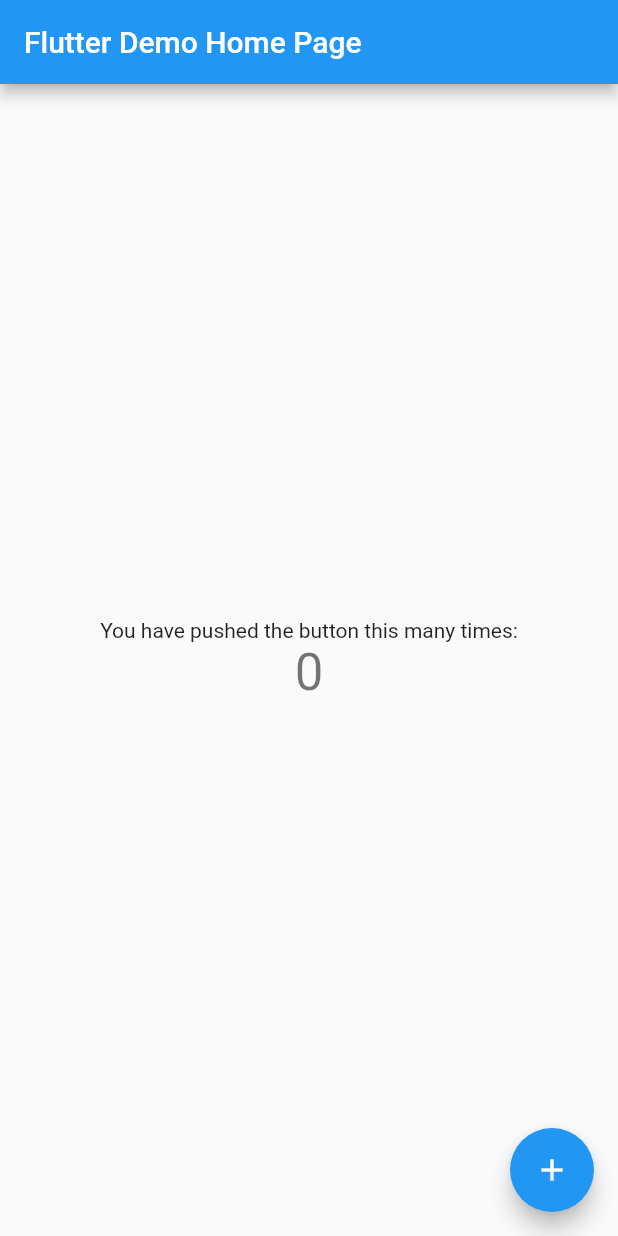
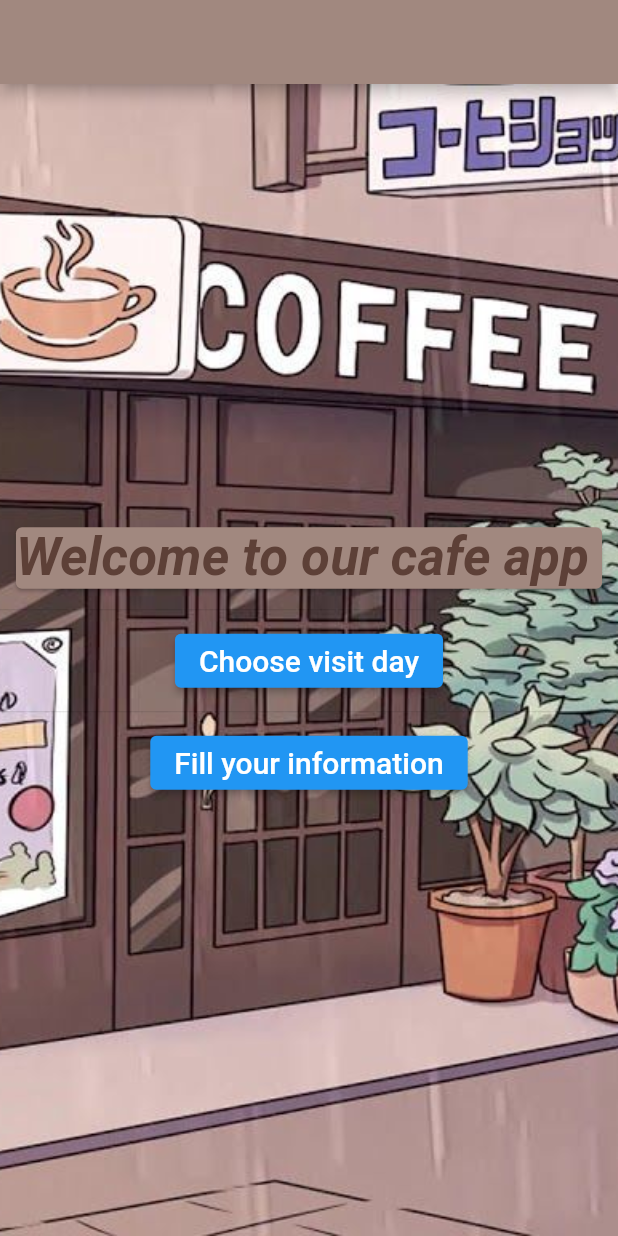
Before and after one commit to Rahafjamal/lap-04, a Flutter app: the screen it shows after launch, on a phone screen of 412 x 824 dp. Run offline on Flutter 3.47's test engine with Material 2 defaults, Android fonts, the phone set to English and light mode, and no system bars.

Commit message:
updated2

```diff
--- a/lib/main.dart
+++ b/lib/main.dart
@@ -1,115 +1,104 @@
 import 'package:flutter/material.dart';
+import 'package:myapp/screenone.dart';
+import 'package:myapp/screentow.dart';
 
 void main() {
-  runApp(const MyApp());
+  runApp(const MaterialApp(
+    home: Myapp(),
+  ));
 }
 
-class MyApp extends StatelessWidget {
-  const MyApp({super.key});
+class Myapp extends StatefulWidget {
+  const Myapp({super.key});
 
-  // This widget is the root of your application.
+  @override
+  State<Myapp> createState() => _MyappState();
+}
+
+class _MyappState extends State<Myapp> {
   @override
   Widget build(BuildContext context) {
-    return MaterialApp(
-      title: 'Flutter Demo',
-      theme: ThemeData(
-        // This is the theme of your application.
-        //
-        // Try running your application with "flutter run". You'll see the
-        // application has a blue toolbar. Then, without quitting the app, try
-        // changing the primarySwatch below to Colors.green and then invoke
-        // "hot reload" (press "r" in the console where you ran "flutter run",
-        // or simply save your changes to "hot reload" in a Flutter IDE).
-        // Notice that the counter didn't reset back to zero; the application
-        // is not restarted.
-        primarySwatch: Colors.blue,
-      ),
-      home: const MyHomePage(title: 'Flutter Demo Home Page'),
-    );
+    return Home();
   }
 }
 
-class MyHomePage extends StatefulWidget {
-  const MyHomePage({super.key, required this.title});
-
-  // This widget is the home page of your application. It is stateful, meaning
-  // that it has a State object (defined below) that contains fields that affect
-  // how it looks.
-
-  // This class is the configuration for the state. It holds the values (in this
-  // case the title) provided by the parent (in this case the App widget) and
-  // used by the build method of the State. Fields in a Widget subclass are
-  // always marked "final".
-
-  final String title;
+class Home extends StatefulWidget {
+  const Home({super.key});
 
   @override
-  State<MyHomePage> createState() => _MyHomePageState();
+  State<Home> createState() => _HomeState();
 }
 
-class _MyHomePageState extends State<MyHomePage> {
-  int _counter = 0;
-
-  void _incrementCounter() {
-    setState(() {
-      // This call to setState tells the Flutter framework that something has
-      // changed in this State, which causes it to rerun the build method below
-      // so that the display can reflect the updated values. If we changed
-      // _counter without calling setState(), then the build method would not be
-      // called again, and so nothing would appear to happen.
-      _counter++;
-    });
-  }
-
+class _HomeState extends State<Home> {
   @override
   Widget build(BuildContext context) {
-    // This method is rerun every time setState is called, for instance as done
-    // by the _incrementCounter method above.
-    //
-    // The Flutter framework has been optimized to make rerunning build methods
-    // fast, so that you can just rebuild anything that needs updating rather
-    // than having to individually change instances of widgets.
     return Scaffold(
       appBar: AppBar(
-        // Here we take the value from the MyHomePage object that was created by
-        // the App.build method, and use it to set our appbar title.
-        title: Text(widget.title),
+        backgroundColor: Colors.brown[300],
       ),
-      body: Center(
-        // Center is a layout widget. It takes a single child and positions it
-        // in the middle of the parent.
+      body: Container(
+        decoration: const BoxDecoration(
+          image: DecorationImage(
+            fit: BoxFit.cover,
+            opacity: 150,
+            image: AssetImage('images/2.jpg'),
+          ),
+        ),
         child: Column(
-          // Column is also a layout widget. It takes a list of children and
-          // arranges them vertically. By default, it sizes itself to fit its
-          // children horizontally, and tries to be as tall as its parent.
-          //
-          // Invoke "debug painting" (press "p" in the console, choose the
-          // "Toggle Debug Paint" action from the Flutter Inspector in Android
-          // Studio, or the "Toggle Debug Paint" command in Visual Studio Code)
-          // to see the wireframe for each widget.
-          //
-          // Column has various properties to control how it sizes itself and
-          // how it positions its children. Here we use mainAxisAlignment to
-          // center the children vertically; the main axis here is the vertical
-          // axis because Columns are vertical (the cross axis would be
-          // horizontal).
           mainAxisAlignment: MainAxisAlignment.center,
-          children: <Widget>[
-            const Text(
-              'You have pushed the button this many times:',
+          children: [
+            Center(
+              child: Card(
+                color: Colors.brown[300],
+                child: Text(
+                  "Welcome to our cafe app ",
+                  style: TextStyle(
+                      fontSize: 35,
+                      color: Colors.brown[700],
+                      fontWeight: FontWeight.bold,
+                      fontStyle: FontStyle.italic),
+                ),
+              ),
             ),
-            Text(
-              '$_counter',
-              style: Theme.of(context).textTheme.headline4,
+            Divider(
+              height: 20,
+            ),
+            ElevatedButton(
+              onPressed: (() {
+                setState(() {
+                  Navigator.push(context, MaterialPageRoute(builder: (context) {
+                    return Data();
+                  }));
+                });
+              }),
+              child: const Text(
+                "Choose visit day",
+                style: TextStyle(
+                  fontSize: 20,
+                ),
+              ),
+            ),
+            Divider(
+              height: 20,
+            ),
+            ElevatedButton(
+              onPressed: (() {
+                setState(() {
+                  Navigator.push(context, MaterialPageRoute(builder: (context) {
+                    return English();
+                  }));
+                });
+              }),
+              child: const Text(
+                "Fill your information",
+                style: TextStyle(
+                  fontSize: 20,
+                ),
+              ),
             ),
           ],
         ),
       ),
-      floatingActionButton: FloatingActionButton(
-        onPressed: _incrementCounter,
-        tooltip: 'Increment',
-        child: const Icon(Icons.add),
-      ), // This trailing comma makes auto-formatting nicer for build methods.
     );
   }
 }
--- a/pubspec.yaml
+++ b/pubspec.yaml
@@ -61,7 +61,7 @@ flutter:
 
   # To add assets to your application, add an assets section, like this:
   assets:
-    - images/a_dot_burr.jpeg
+    - images/
   #   - images/a_dot_ham.jpeg
 
   # An image asset can refer to one or more resolution-specific "variants", see
```
Also changed, not shown: lib/screenone.dart (+189 -0 lines), lib/screentow.dart (+99 -0 lines).
